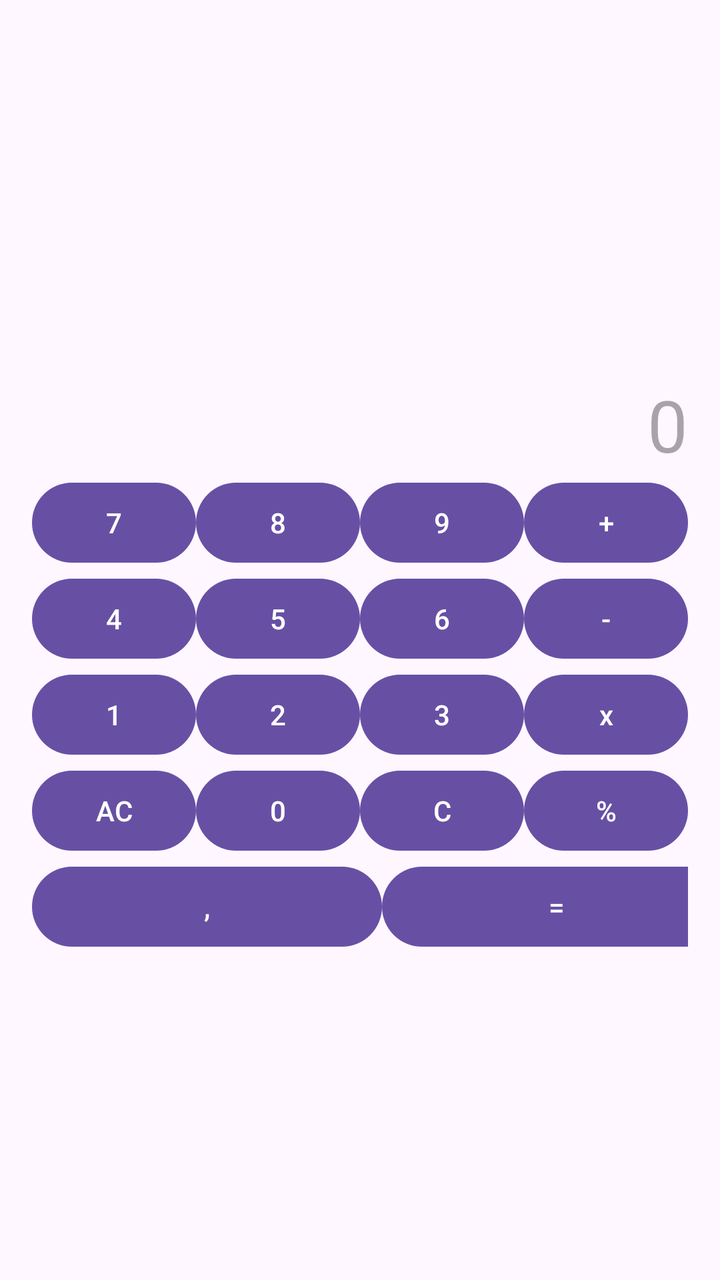
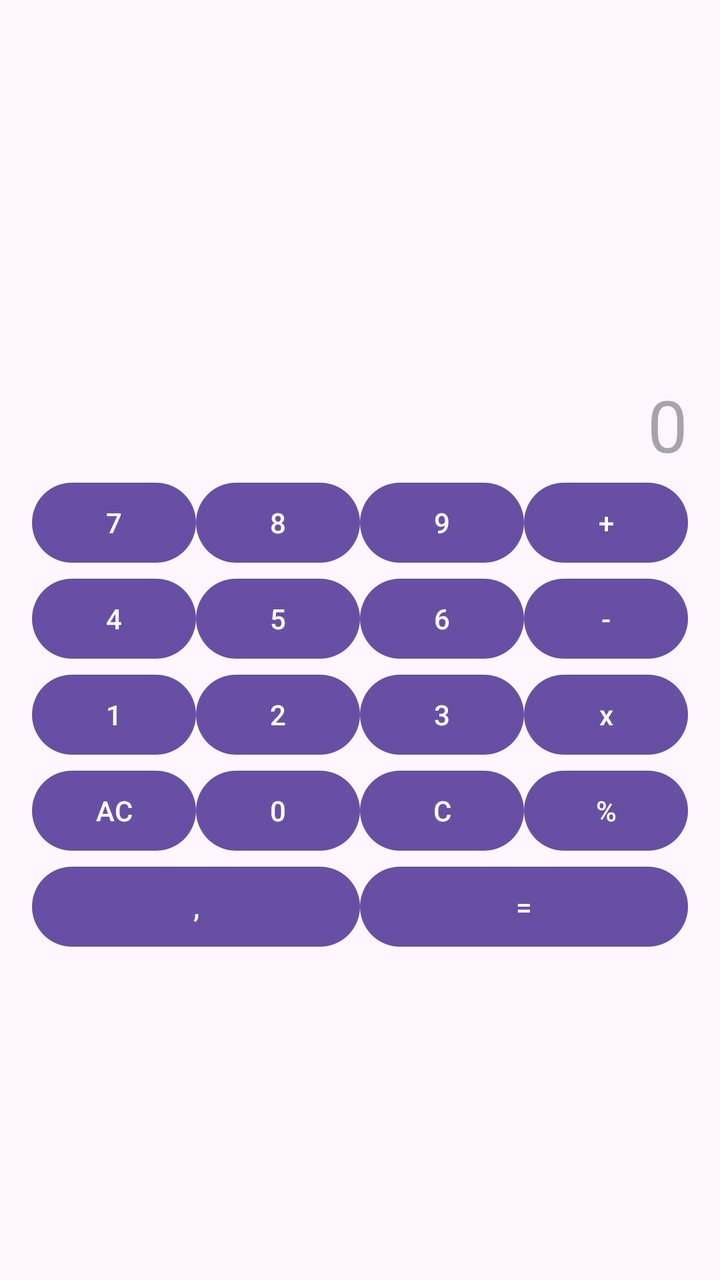

The first picture is an Android layout as it rendered before a commit; the second is the same layout after the commit. The layout source and the unified diff follow.
<!-- AndroidManifest.xml: application theme Theme.CalculadoraBasica -->
<!-- res/layout/activity_main.xml -->
<?xml version="1.0" encoding="utf-8"?>
<LinearLayout
    xmlns:android="http://schemas.android.com/apk/res/android"
    xmlns:tools="http://schemas.android.com/tools"
    android:id="@+id/main"
    android:layout_width="match_parent"
    android:layout_height="match_parent"
    android:orientation="vertical"
    android:gravity="center"
    android:padding="16dp"
    tools:context=".MainActivity">

    <TextView
        android:id="@+id/txtViewOperacion"
        android:layout_width="match_parent"
        android:layout_height="25dp"
        android:gravity="end|center_vertical"
        android:textSize="18sp"
        android:textColor="#888888"
        />
    <TextView
        android:id="@+id/txtViewNumeros"
        android:layout_width="match_parent"
        android:layout_height="50dp"
        android:gravity="end|center_vertical"
        android:hint="0"
        android:textSize="36sp"
        />

    <LinearLayout
        android:layout_width="match_parent"
        android:layout_height="wrap_content"
        android:orientation="horizontal">
        <Button
            android:id="@+id/button7"
            android:layout_width="0dp"
            android:layout_height="wrap_content"
            android:layout_weight="1"
            android:text="7" />
        <Button
            android:id="@+id/button8"
            android:layout_width="0dp"
            android:layout_height="wrap_content"
            android:layout_weight="1"
            android:text="8" />
        <Button
            android:id="@+id/button9"
            android:layout_width="0dp"
            android:layout_height="wrap_content"
            android:layout_weight="1"
            android:text="9" />
        <Button
            android:id="@+id/buttonSumar"
            android:layout_width="0dp"
            android:layout_height="wrap_content"
            android:layout_weight="1"
            android:text="+" />
    </LinearLayout>
    <LinearLayout
        android:layout_width="match_parent"
        android:layout_height="wrap_content"
        android:orientation="horizontal">
        <Button
            android:id="@+id/button4"
            android:layout_width="0dp"
            android:layout_height="wrap_content"
            android:layout_weight="1"
            android:text="4"/>
        <Button
            android:id="@+id/button5"
            android:layout_width="0dp"
            android:layout_height="wrap_content"
            android:layout_weight="1"
            android:text="5"/>
        <Button
            android:id="@+id/button6"
            android:layout_width="0dp"
            android:layout_height="wrap_content"
            android:layout_weight="1"
            android:text="6"/>
        <Button
            android:id="@+id/buttonRestar"
            android:layout_width="0dp"
            android:layout_height="wrap_content"
            android:layout_weight="1"
            android:text="-"/>
    </LinearLayout>
    <LinearLayout
        android:layout_width="match_parent"
        android:layout_height="wrap_content"
        android:orientation="horizontal">
        <Button
            android:id="@+id/button1"
            android:layout_width="0dp"
            android:layout_height="wrap_content"
            android:layout_weight="1"
            android:text="1"/>
        <Button
            android:id="@+id/button2"
            android:layout_width="0dp"
            android:layout_height="wrap_content"
            android:layout_weight="1"
            android:text="2"/>
        <Button
            android:id="@+id/button3"
            android:layout_width="0dp"
            android:layout_height="wrap_content"
            android:layout_weight="1"
            android:text="3"/>
        <Button
            android:id="@+id/buttonMultiplicar"
            android:layout_width="0dp"
            android:layout_height="wrap_content"
            android:layout_weight="1"
            android:text="x"/>
    </LinearLayout>
    <LinearLayout
        android:layout_width="match_parent"
        android:layout_height="wrap_content"
        android:orientation="horizontal">
        <Button
            android:id="@+id/buttonAC"
            android:layout_width="0dp"
            android:layout_height="wrap_content"
            android:layout_weight="1"
            android:text="AC"/>
        <Button
            android:id="@+id/button0"
            android:layout_width="0dp"
            android:layout_height="wrap_content"
            android:layout_weight="1"
            android:text="0"/>
        <Button
            android:id="@+id/buttonC"
            android:layout_width="0dp"
            android:layout_height="wrap_content"
            android:layout_weight="1"
            android:text="C"/>
        <Button
            android:id="@+id/buttonDividir"
            android:layout_width="0dp"
            android:layout_height="wrap_content"
            android:layout_weight="1"
            android:text="%"/>
    </LinearLayout>
    <LinearLayout
        android:layout_width="match_parent"
        android:layout_height="wrap_content"
        android:orientation="horizontal">
        <Button
            android:id="@+id/buttonComa"
            android:layout_width="175dp"
            android:layout_height="wrap_content"
            android:text=","/>
        <Button
            android:id="@+id/buttonIgual"
            android:layout_width="175dp"
            android:layout_height="wrap_content"
            android:text="="/>
    </LinearLayout>
</LinearLayout>
<!-- resources referenced by this layout -->
<resources>
  <style name="Theme.CalculadoraBasica" parent="Base.Theme.CalculadoraBasica" />
  <style name="Base.Theme.CalculadoraBasica" parent="Theme.Material3.DayNight.NoActionBar">
          
          
      </style>
</resources>

<!-- the commit's change to res/layout/activity_main.xml (unified diff, before → after) -->
@@ -149,13 +149,15 @@
         android:orientation="horizontal">
         <Button
             android:id="@+id/buttonComa"
-            android:layout_width="175dp"
+            android:layout_width="0dp"
             android:layout_height="wrap_content"
+            android:layout_weight="2"
             android:text=","/>
         <Button
             android:id="@+id/buttonIgual"
-            android:layout_width="175dp"
+            android:layout_width="0dp"
             android:layout_height="wrap_content"
+            android:layout_weight="2"
             android:text="="/>
     </LinearLayout>
 </LinearLayout>
